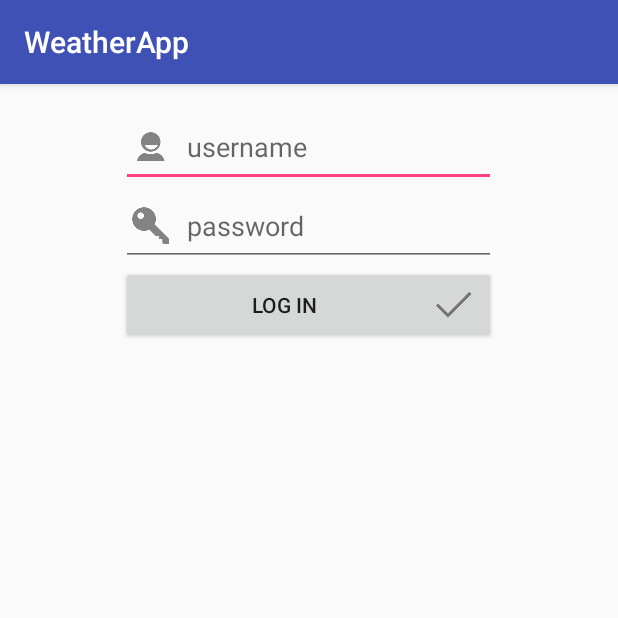
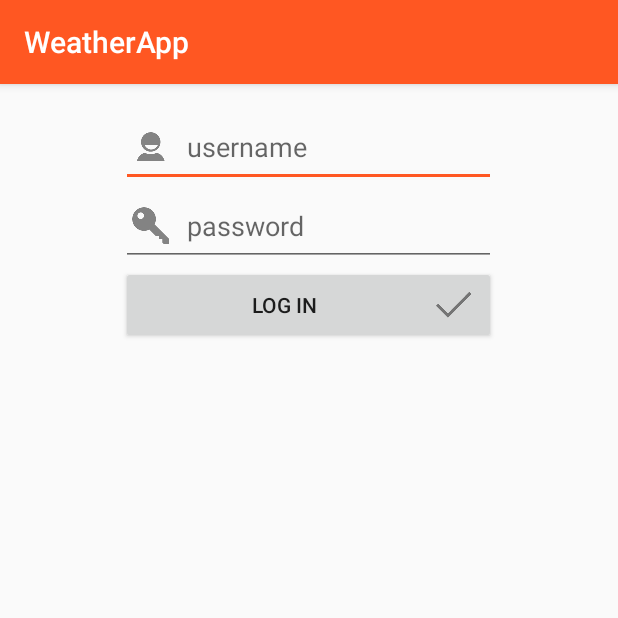
Before and after one commit to damankaur09/WeatherApp, an Android app: the screen it shows after launch (LoginActivity), on a phone screen of 412 x 824 dp, the top half of it. Run offline under Robolectric (Android 15) with nearby library versions, the phone set to English and light mode, and no system bars.

Commit message:
add degree symbol

```diff
--- a/src/main/java/com/android/weatherapp/Weather/WeatherForecastActivity.java
+++ b/src/main/java/com/android/weatherapp/Weather/WeatherForecastActivity.java
@@ -95,7 +95,7 @@ public class WeatherForecastActivity extends AppCompatActivity implements Weathe
             {
                 case 0:
                     tvTodayWeather.setText(weather.getWeather());
-                    tvCurrentTemp.setText(weather.getCurrentTemperature());
+                    tvCurrentTemp.setText(weather.getCurrentTemperature()+ (char) 0x00B0);
                     tvTodayHighLowTemp.setText(weather.getMinMaxTemperature());
                     ivTodayWeatherIcon.setImageResource(getWeatherIcon(weather.getWeather()));
                     break;
--- a/src/main/res/values/colors.xml
+++ b/src/main/res/values/colors.xml
@@ -1,6 +1,6 @@
 <?xml version="1.0" encoding="utf-8"?>
 <resources>
-    <color name="colorPrimary">#3F51B5</color>
-    <color name="colorPrimaryDark">#303F9F</color>
-    <color name="colorAccent">#FF4081</color>
+    <color name="colorPrimary">#FF5722</color>
+    <color name="colorPrimaryDark">#FF5722</color>
+    <color name="colorAccent">#FF5722</color>
 </resources>
```
